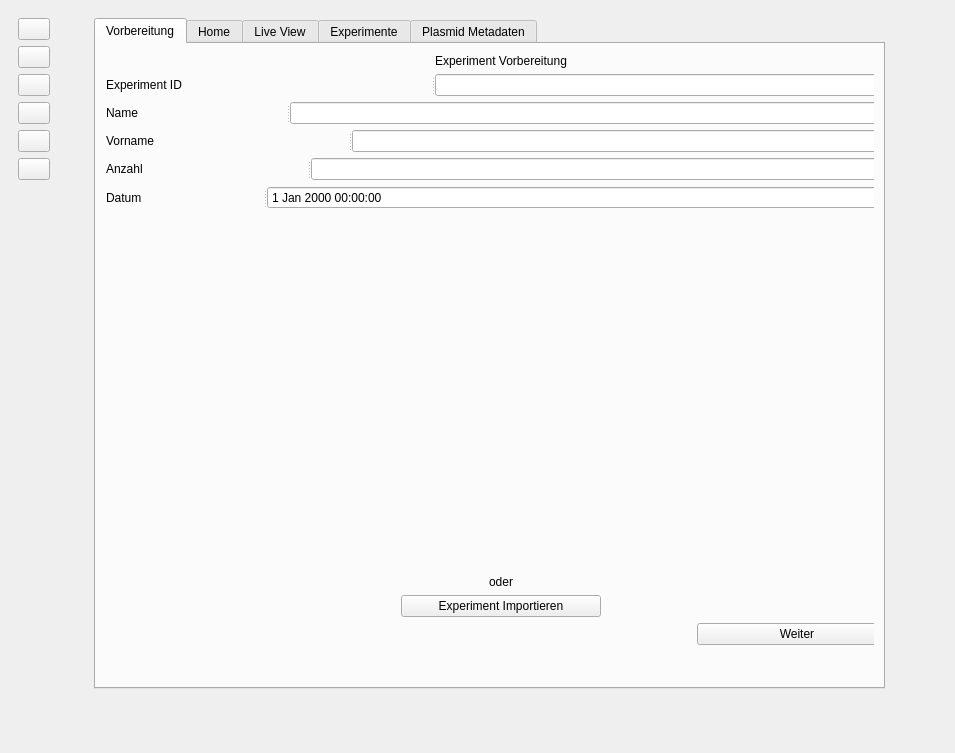
Prof-Adrian-Mueller/Agile_Roboticsystems_Laborstrasse, file GUI/Navigation.ui: the form before one commit.
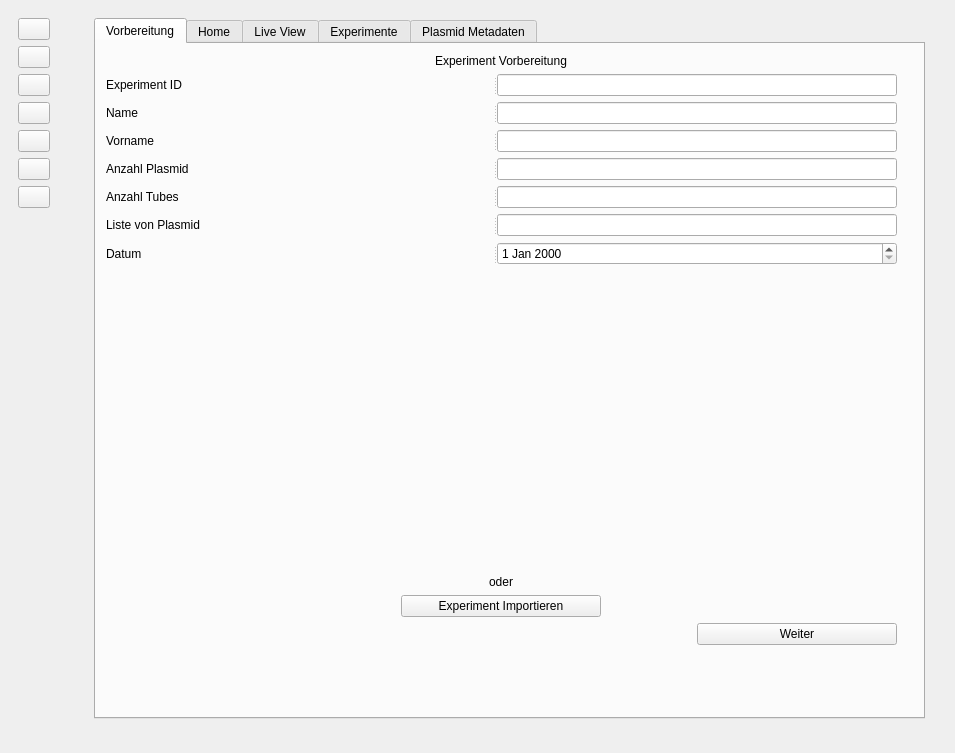
The form after the commit. Icons and pictures are not drawn.

Commit message: Added filter to the Experiment Preparation Page  - number of tubes & number of plasmid should not exceed 32 	- plasmid <= tubes - number of tubes should be even - number of plasmid should be same as from plasmid list - List of probes in plasmid probe list should be equal to number of tubes - sets date as current date

```diff
--- a/GUI/Navigation.ui
+++ b/GUI/Navigation.ui
@@ -106,17 +106,6 @@
            </property>
           </widget>
          </item>
-         <item>
-          <widget class="QPushButton" name="settingsBtn">
-           <property name="text">
-            <string/>
-           </property>
-           <property name="icon">
-            <iconset resource="resources.qrc">
-             <normaloff>:/icons/img/settings.svg</normaloff>:/icons/img/settings.svg</iconset>
-           </property>
-          </widget>
-         </item>
          <item>
           <widget class="QPushButton" name="cliBtn">
            <property name="text">
@@ -128,6 +117,31 @@
            </property>
           </widget>
          </item>
+         <item>
+          <widget class="QPushButton" name="settingsBtn">
+           <property name="toolTip">
+            <string>&lt;html&gt;&lt;head/&gt;&lt;body&gt;&lt;p&gt;Settings&lt;/p&gt;&lt;/body&gt;&lt;/html&gt;</string>
+           </property>
+           <property name="text">
+            <string/>
+           </property>
+           <property name="icon">
+            <iconset resource="resources.qrc">
+             <normaloff>:/icons/img/settings.svg</normaloff>:/icons/img/settings.svg</iconset>
+           </property>
+          </widget>
+         </item>
+         <item>
+          <widget class="QPushButton" name="experimentPreparationBtn">
+           <property name="text">
+            <string/>
+           </property>
+           <property name="icon">
+            <iconset resource="resources.qrc">
+             <normaloff>:/icons/img/dna.svg</normaloff>:/icons/img/dna.svg</iconset>
+           </property>
+          </widget>
+         </item>
          <item>
           <spacer name="verticalSpacer_3">
            <property name="orientation">
@@ -154,7 +168,7 @@
         <verstretch>0</verstretch>
        </sizepolicy>
       </property>
-      <layout class="QVBoxLayout" name="verticalLayout_3">
+      <layout class="QHBoxLayout" name="horizontalLayout_13">
        <item>
         <widget class="QStackedWidget" name="stackedWidget">
          <property name="sizePolicy">
@@ -181,8 +195,8 @@
             <rect>
              <x>20</x>
              <y>0</y>
-             <width>791</width>
-             <height>671</height>
+             <width>831</width>
+             <height>701</height>
             </rect>
            </property>
            <property name="tabShape">
@@ -244,7 +258,23 @@
                       <string>Experiment ID</string>
                      </property>
                     </widget>
-                    <widget class="QLineEdit" name="experimentIdLE"/>
+                    <widget class="QLineEdit" name="experimentIdLE">
+                     <property name="minimumSize">
+                      <size>
+                       <width>100</width>
+                       <height>0</height>
+                      </size>
+                     </property>
+                     <property name="maximumSize">
+                      <size>
+                       <width>400</width>
+                       <height>16777215</height>
+                      </size>
+                     </property>
+                     <property name="toolTip">
+                      <string>&lt;html&gt;&lt;head/&gt;&lt;body&gt;&lt;p&gt;Experiment ID eingeben&lt;/p&gt;&lt;/body&gt;&lt;/html&gt;</string>
+                     </property>
+                    </widget>
                    </widget>
                   </item>
                   <item>
@@ -257,7 +287,23 @@
                       <string>Name</string>
                      </property>
                     </widget>
-                    <widget class="QLineEdit" name="nameLE"/>
+                    <widget class="QLineEdit" name="nameLE">
+                     <property name="minimumSize">
+                      <size>
+                       <width>100</width>
+                       <height>0</height>
+                      </size>
+                     </property>
+                     <property name="maximumSize">
+                      <size>
+                       <width>400</width>
+                       <height>16777215</height>
+                      </size>
+                     </property>
+                     <property name="toolTip">
+                      <string>&lt;html&gt;&lt;head/&gt;&lt;body&gt;&lt;p&gt;Name eingeben&lt;/p&gt;&lt;/body&gt;&lt;/html&gt;</string>
+                     </property>
+                    </widget>
                    </widget>
                   </item>
                   <item>
@@ -270,7 +316,23 @@
                       <string>Vorname</string>
                      </property>
                     </widget>
-                    <widget class="QLineEdit" name="vornameLE"/>
+                    <widget class="QLineEdit" name="vornameLE">
+                     <property name="minimumSize">
+                      <size>
+                       <width>100</width>
+                       <height>0</height>
+                      </size>
+                     </property>
+                     <property name="maximumSize">
+                      <size>
+                       <width>400</width>
+                       <height>16777215</height>
+                      </size>
+                     </property>
+                     <property name="toolTip">
+                      <string>&lt;html&gt;&lt;head/&gt;&lt;body&gt;&lt;p&gt;Vorname eingeben&lt;/p&gt;&lt;/body&gt;&lt;/html&gt;</string>
+                     </property>
+                    </widget>
                    </widget>
                   </item>
                   <item>
@@ -280,10 +342,84 @@
                     </property>
                     <widget class="QLabel" name="label_12">
                      <property name="text">
-                      <string>Anzahl</string>
+                      <string>Anzahl Plasmid</string>
                      </property>
                     </widget>
-                    <widget class="QLineEdit" name="anzahlLE"/>
+                    <widget class="QLineEdit" name="anzahlPlasmidLE">
+                     <property name="minimumSize">
+                      <size>
+                       <width>100</width>
+                       <height>0</height>
+                      </size>
+                     </property>
+                     <property name="maximumSize">
+                      <size>
+                       <width>400</width>
+                       <height>16777215</height>
+                      </size>
+                     </property>
+                     <property name="toolTip">
+                      <string>&lt;html&gt;&lt;head/&gt;&lt;body&gt;&lt;p&gt;Anzahl von Plasmid eingeben&lt;/p&gt;&lt;/body&gt;&lt;/html&gt;</string>
+                     </property>
+                    </widget>
+                   </widget>
+                  </item>
+                  <item>
+                   <widget class="QSplitter" name="splitter_6">
+                    <property name="orientation">
+                     <enum>Qt::Horizontal</enum>
+                    </property>
+                    <widget class="QLabel" name="label_16">
+                     <property name="text">
+                      <string>Anzahl Tubes</string>
+                     </property>
+                    </widget>
+                    <widget class="QLineEdit" name="anzahlTubesLE">
+                     <property name="minimumSize">
+                      <size>
+                       <width>100</width>
+                       <height>0</height>
+                      </size>
+                     </property>
+                     <property name="maximumSize">
+                      <size>
+                       <width>400</width>
+                       <height>16777215</height>
+                      </size>
+                     </property>
+                     <property name="toolTip">
+                      <string>&lt;html&gt;&lt;head/&gt;&lt;body&gt;&lt;p&gt;Anzahl von Tube eingeben&lt;/p&gt;&lt;/body&gt;&lt;/html&gt;</string>
+                     </property>
+                    </widget>
+                   </widget>
+                  </item>
+                  <item>
+                   <widget class="QSplitter" name="splitter_7">
+                    <property name="orientation">
+                     <enum>Qt::Horizontal</enum>
+                    </property>
+                    <widget class="QLabel" name="label_18">
+                     <property name="text">
+                      <string>Liste von Plasmid</string>
+                     </property>
+                    </widget>
+                    <widget class="QLineEdit" name="plasmidListEV_LE">
+                     <property name="minimumSize">
+                      <size>
+                       <width>100</width>
+                       <height>0</height>
+                      </size>
+                     </property>
+                     <property name="maximumSize">
+                      <size>
+                       <width>400</width>
+                       <height>16777215</height>
+                      </size>
+                     </property>
+                     <property name="toolTip">
+                      <string>&lt;html&gt;&lt;head/&gt;&lt;body&gt;&lt;p&gt;Anzahl von Tube eingeben&lt;/p&gt;&lt;/body&gt;&lt;/html&gt;</string>
+                     </property>
+                    </widget>
                    </widget>
                   </item>
                   <item>
@@ -296,7 +432,20 @@
                       <string>Datum</string>
                      </property>
                     </widget>
-                    <widget class="QDateTimeEdit" name="datumLE"/>
+                    <widget class="QDateEdit" name="datumLE">
+                     <property name="minimumSize">
+                      <size>
+                       <width>100</width>
+                       <height>0</height>
+                      </size>
+                     </property>
+                     <property name="maximumSize">
+                      <size>
+                       <width>400</width>
+                       <height>16777215</height>
+                      </size>
+                     </property>
+                    </widget>
                    </widget>
                   </item>
                   <item>
```
Left out of the diff: 437 changed lines with no effect on the pictures. The commit also changes 13 other files.
